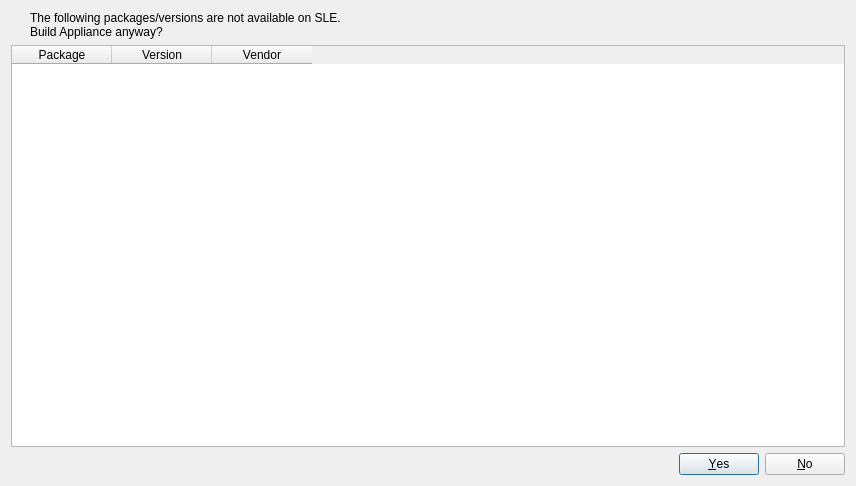
Before: the Qt Designer form ui/cloneresult.ui in bochi/kueue, drawn with Qt 5.
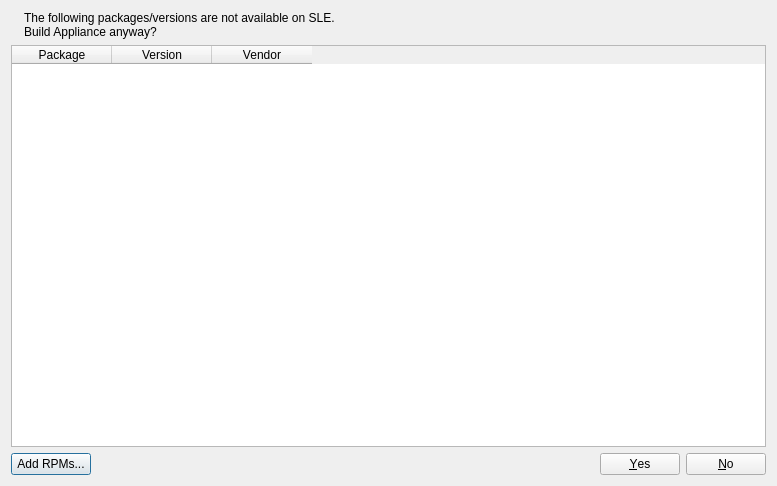
After: the same form once the commit is applied. Icons and pictures are not drawn.

The edit to the form file:
```diff
--- a/ui/cloneresult.ui
+++ b/ui/cloneresult.ui
@@ -6,7 +6,7 @@
    <rect>
     <x>0</x>
     <y>0</y>
-    <width>856</width>
+    <width>777</width>
     <height>486</height>
    </rect>
   </property>
@@ -18,25 +18,42 @@
     <normaloff>:/icons/app/kueue32.png</normaloff>:/icons/app/kueue32.png</iconset>
   </property>
   <layout class="QGridLayout" name="gridLayout">
-   <item row="0" column="2">
-    <widget class="QLabel" name="label">
-     <property name="text">
-      <string>The following packages/versions are not available on SLE. 
+   <item row="0" column="0" colspan="2">
+    <layout class="QHBoxLayout" name="horizontalLayout">
+     <item>
+      <widget class="QLabel" name="label_2">
+       <property name="sizePolicy">
+        <sizepolicy hsizetype="Fixed" vsizetype="Preferred">
+         <horstretch>0</horstretch>
+         <verstretch>0</verstretch>
+        </sizepolicy>
+       </property>
+       <property name="text">
+        <string/>
+       </property>
+       <property name="pixmap">
+        <pixmap resource="../kueue.qrc">:/icons/app/kueue64.png</pixmap>
+       </property>
+      </widget>
+     </item>
+     <item>
+      <widget class="QLabel" name="label">
+       <property name="text">
+        <string>The following packages/versions are not available on SLE. 
 Build Appliance anyway?</string>
-     </property>
-    </widget>
+       </property>
+      </widget>
+     </item>
+    </layout>
    </item>
-   <item row="0" column="0">
-    <widget class="QLabel" name="label_2">
+   <item row="2" column="0">
+    <widget class="QPushButton" name="addButton">
      <property name="text">
-      <string/>
-     </property>
-     <property name="pixmap">
-      <pixmap resource="../kueue.qrc">:/icons/app/kueue64.png</pixmap>
+      <string>Add RPMs...</string>
      </property>
     </widget>
    </item>
-   <item row="2" column="2">
+   <item row="2" column="1">
     <widget class="QDialogButtonBox" name="buttonBox">
      <property name="orientation">
       <enum>Qt::Horizontal</enum>
@@ -46,7 +63,7 @@
      </property>
     </widget>
    </item>
-   <item row="1" column="0" colspan="3">
+   <item row="1" column="0" colspan="2">
     <widget class="QTableWidget" name="packageList">
      <column>
       <property name="text">
```
